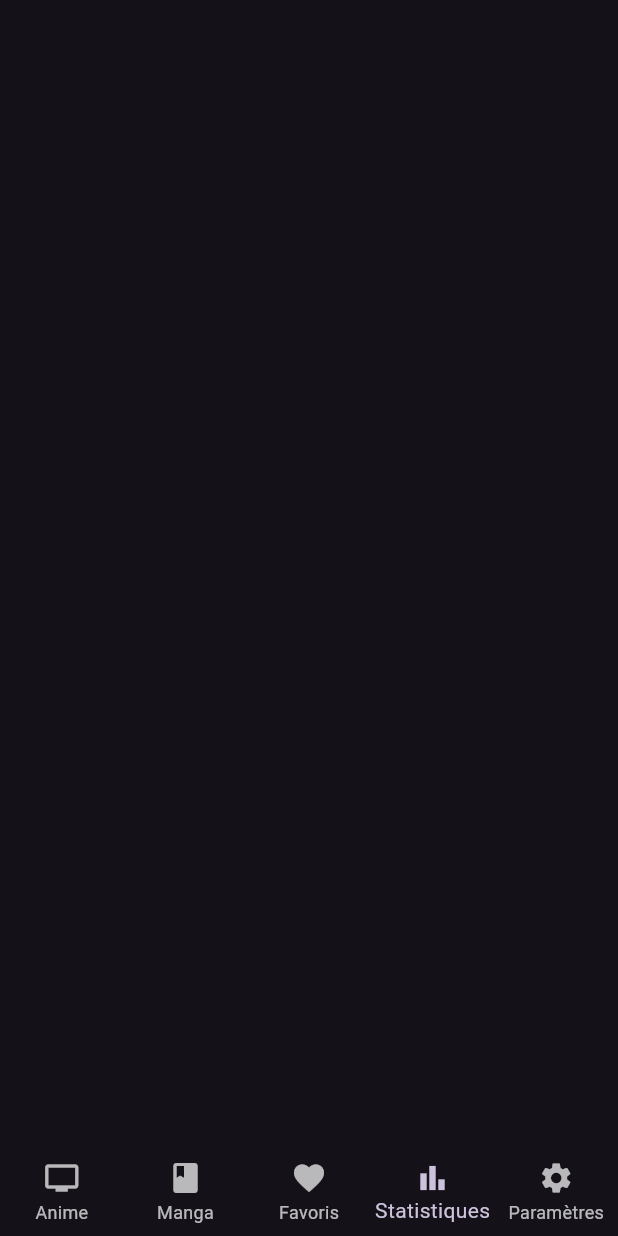
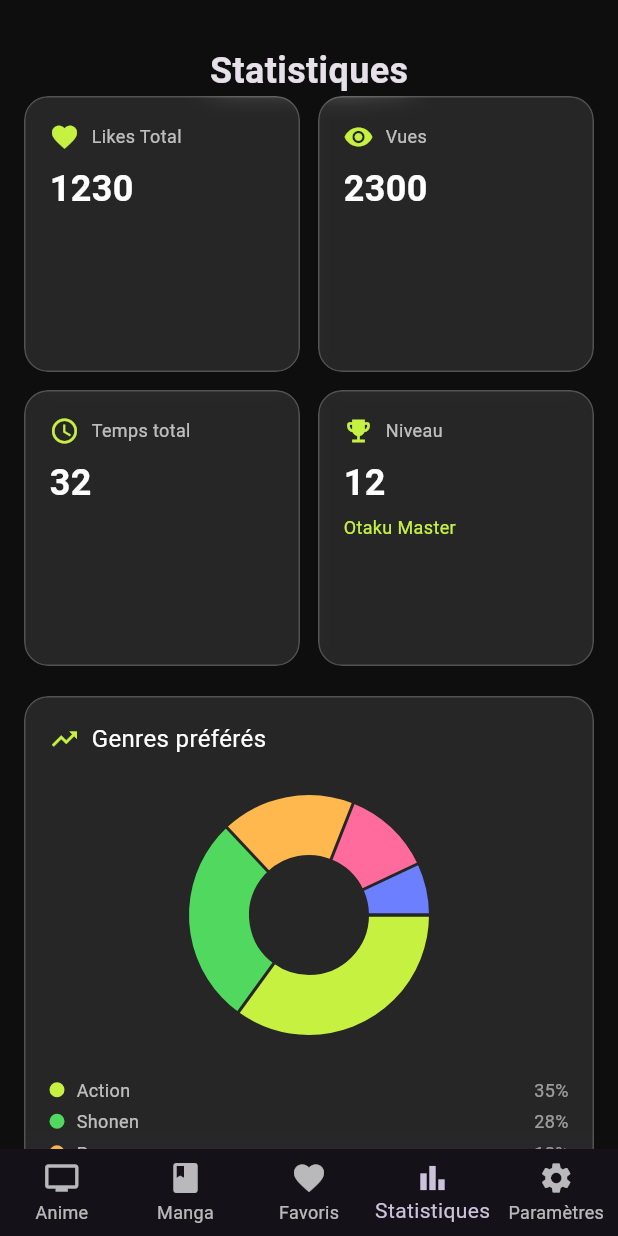
Before and after one commit to SCAnas2005/manganime, a Flutter app: the screen it shows after launch, item 4 of the bottom bar chosen, on a phone screen of 412 x 824 dp. Run offline on Flutter 3.47's test engine with Material 3 defaults, Android fonts, the phone set to English and light mode, and no system bars; drawn by our look-alikes of fl_chart; network calls fail.

Commit message:
page statistique avec donnée fictive

```diff
--- a/lib/app/home.dart
+++ b/lib/app/home.dart
@@ -1,6 +1,7 @@
 import 'package:flutter/material.dart';
 import 'package:flutter_application_1/app/bottom_nav/bottomNavView.dart';
 import 'package:flutter_application_1/views/animeView.dart';
+import 'package:flutter_application_1/views/animeStatView.dart';
 
 class HomePage extends StatefulWidget {
   final String title;
@@ -115,7 +116,7 @@ class HomePage extends StatefulWidget {
 class HomePageState extends State<HomePage> {
   int _currentIndex = 0;
 
-  final List<Widget> _pages = [const AnimeView()];
+  final List<Widget> _pages = [const AnimeView(), Container(), Container(), AnimeStatView()];
 
   @override
   Widget build(BuildContext context) {
--- /dev/null
+++ b/lib/viewmodels/AnimeStatModel.dart
@@ -0,0 +1,19 @@
+class AnimeStatModel {
+  late int rankNumber;
+
+  late int likesNumber;
+
+  late int viewNumber;
+
+  late int timeNumber;
+
+  late Map<String,int> categoryPercentage;
+
+  void init() {
+    rankNumber = 12;
+    likesNumber = 1230;
+    viewNumber = 2300;
+    timeNumber = 32;
+    categoryPercentage = {"Action":35, "Shonen":28,"Romance":18,"Fantaisie":12,"Seinen":7};
+  }
+}
--- /dev/null
+++ b/lib/views/animeStatView.dart
@@ -0,0 +1,159 @@
+import 'package:flutter/material.dart';
+import 'package:fl_chart/fl_chart.dart';
+import 'package:flutter_application_1/viewmodels/AnimeStatModel.dart';
+import 'package:flutter_application_1/widgets/animeStatCard.dart';
+
+class AnimeStatView extends StatefulWidget {
+  @override
+  State<StatefulWidget> createState() => AnimeStatViewState();
+}
+
+class AnimeStatViewState extends  State<AnimeStatView>{
+  final AnimeStatModel _animeStatModel = AnimeStatModel();
+  List<Color> _colorsList = [Color(0xFFC7F141), Color(0xFF51D95F), Color(0xFFFFB84D), Color(0xFFFF6B9D), Color(0xFF6B7FFF)];
+  int _indexColor = -1;
+
+  @override
+  void initState() {
+    super.initState();
+    _animeStatModel.init();
+  }
+
+  @override
+  Widget build(BuildContext context) {
+    return Scaffold(
+      backgroundColor: const Color(0xFF0E0E0E),
+      body: SingleChildScrollView(
+        padding: const EdgeInsets.fromLTRB(16, 30, 16, 16),
+        child: Column(
+          children: [
+            // === Grille de statistiques ===
+            const Text(
+              'Statistiques',
+              style: TextStyle(
+                fontSize: 24,
+                fontWeight: FontWeight.bold,
+              ),
+            ),
+            GridView.count(
+              crossAxisCount: 2,
+              shrinkWrap: true,
+              physics: const NeverScrollableScrollPhysics(),
+              crossAxisSpacing: 12,
+              mainAxisSpacing: 12,
+              children: [
+                StatCard(
+                  icon: Icons.favorite,
+                  label: 'Likes Total',
+                  value: _animeStatModel.likesNumber.toString(),
+                  color: const Color(0xFFC7F141),
+                ),
+                StatCard(
+                  icon: Icons.visibility,
+                  label: 'Vues',
+                  value: _animeStatModel.viewNumber.toString(),
+                  color: const Color(0xFFC7F141),
+                ),
+                StatCard(
+                  icon: Icons.access_time,
+                  label: 'Temps total',
+                  value: _animeStatModel.timeNumber.toString(),
+                  color: const Color(0xFFC7F141),
+                ),
+                StatCard(
+                  icon: Icons.emoji_events,
+                  label: 'Niveau',
+                  value: _animeStatModel.rankNumber.toString(),
+                  subtitle: 'Otaku Master',
+                  color: const Color(0xFFC7F141),
+                ),
+              ],
+            ),
+
+            const SizedBox(height: 20),
+
+            // === Graphique Pie ===
+            BlurCard(
+              child: Column(
+                crossAxisAlignment: CrossAxisAlignment.start,
+                children: [
+                  Row(
+                    children: const [
+                      Icon(Icons.trending_up,
+                          color: Color(0xFFC7F141), size: 20),
+                      SizedBox(width: 8),
+                      Text('Genres préférés',
+                          style: TextStyle(color: Colors.white, fontSize: 16)),
+                    ],
+                  ),
+                  const SizedBox(height: 16),
+                  SizedBox(
+                    height: 180,
+                    child: PieChart(
+                      PieChartData(
+                        sectionsSpace: 2,
+                        centerSpaceRadius: 40,
+                        sections: [
+                          for (var i = 0; i < _animeStatModel.categoryPercentage.length; i++)
+                            PieChartSectionData(
+                              value: _animeStatModel.categoryPercentage.values.elementAt(i).toDouble(),
+                              color: _colorsList[i % _colorsList.length],
+                              title: '',
+                            )
+                        ],
+                      ),
+                    ),
+                  ),
+                  const SizedBox(height: 16),
+                  for (var entryMap in _animeStatModel.categoryPercentage.entries.toList().asMap().entries)
+                  GenreLegend(
+                    name: entryMap.value.key,
+                    percent: entryMap.value.value,
+                    color: _colorsList[entryMap.key % _colorsList.length],
+                  ),
+                ],
+              ),
+            ),
+
+            const SizedBox(height: 20),
+
+            // === Succès récents ===
+            BlurCard(
+              child: Column(
+                crossAxisAlignment: CrossAxisAlignment.start,
+                children: const [
+                  Text('Succès récents',
+                      style: TextStyle(color: Colors.white, fontSize: 16)),
+                  SizedBox(height: 16),
+                  Achievement(
+                    icon: Icons.emoji_events,
+                    title: 'Marathon Master',
+                    desc: 'Regarder 10 épisodes en une journée',
+                    time: 'Nouveau',
+                    color: Color(0xFFC7F141),
+                  ),
+                  SizedBox(height: 12),
+                  Achievement(
+                    icon: Icons.favorite,
+                    title: 'Super Fan',
+                    desc: 'Atteindre 1000 likes',
+                    time: 'Il y a 3j',
+                    color: Color(0xFF51D95F),
+                  ),
+                  SizedBox(height: 12),
+                  Achievement(
+                    icon: Icons.trending_up,
+                    title: 'Découvreur',
+                    desc: 'Explorer 50 animes différents',
+                    time: 'Il y a 1s',
+                    color: Color(0xFFFFB84D),
+                  ),
+                ],
+              ),
+            ),
+          ],
+        ),
+      ),
+    );
+  }
+}
--- /dev/null
+++ b/lib/widgets/animeStatCard.dart
@@ -0,0 +1,170 @@
+import 'dart:ui';
+import 'package:flutter/material.dart';
+
+class BlurCard extends StatelessWidget {
+  final Widget child;
+
+  const BlurCard({super.key, required this.child});
+
+  @override
+  Widget build(BuildContext context) {
+    return ClipRRect(
+      borderRadius: BorderRadius.circular(16),
+      child: BackdropFilter(
+        filter: ImageFilter.blur(sigmaX: 10, sigmaY: 10),
+        child: Container(
+          padding: const EdgeInsets.all(16),
+          decoration: BoxDecoration(
+            color: Colors.white.withValues(alpha: 0.1),
+            borderRadius: BorderRadius.circular(16),
+            border: Border.all(color: Colors.white.withValues(alpha: 0.2)),
+          ),
+          child: child,
+        ),
+      ),
+    );
+  }
+}
+
+class StatCard extends StatelessWidget {
+  final IconData icon;
+  final String label;
+  final String value;
+  final String? subtitle;
+  final Color color;
+
+  const StatCard({
+    super.key,
+    required this.icon,
+    required this.label,
+    required this.value,
+    this.subtitle,
+    required this.color,
+  });
+
+  @override
+  Widget build(BuildContext context) {
+    return BlurCard(
+      child: Column(
+        crossAxisAlignment: CrossAxisAlignment.start,
+        children: [
+          Row(
+            children: [
+              Icon(icon, color: color, size: 20),
+              const SizedBox(width: 8),
+              Text(label,
+                  style: TextStyle(
+                    fontSize: 12,
+                    color: Colors.white.withValues(alpha: 0.7),
+                  )),
+            ],
+          ),
+          const SizedBox(height: 8),
+          Text(value,
+              style: const TextStyle(
+                fontSize: 24,
+                color: Colors.white,
+                fontWeight: FontWeight.w600,
+              )),
+          if (subtitle != null)
+            Padding(
+              padding: const EdgeInsets.only(top: 4),
+              child: Text(subtitle!,
+                  style: TextStyle(fontSize: 12, color: color)),
+            ),
+        ],
+      ),
+    );
+  }
+}
+
+class GenreLegend extends StatelessWidget {
+  final String name;
+  final int percent;
+  final Color color;
+
+  const GenreLegend({
+    super.key,
+    required this.name,
+    required this.percent,
+    required this.color,
+  });
+
+  @override
+  Widget build(BuildContext context) {
+    return Padding(
+      padding: const EdgeInsets.symmetric(vertical: 2),
+      child: Row(
+        children: [
+          Container(
+            width: 10,
+            height: 10,
+            decoration: BoxDecoration(
+              color: color,
+              borderRadius: BorderRadius.circular(10),
+            ),
+          ),
+          const SizedBox(width: 8),
+          Expanded(
+            child: Text(
+              name,
+              style: const TextStyle(fontSize: 12, color: Colors.white70),
+            ),
+          ),
+          Text(
+            '$percent%',
+            style: const TextStyle(fontSize: 12, color: Colors.white54),
+          ),
+        ],
+      ),
+    );
+  }
+}
+
+class Achievement extends StatelessWidget {
+  final IconData icon;
+  final String title;
+  final String desc;
+  final String time;
+  final Color color;
+
+  const Achievement({
+    super.key,
+    required this.icon,
+    required this.title,
+    required this.desc,
+    required this.time,
+    required this.color,
+  });
+
+  @override
+  Widget build(BuildContext context) {
+    return Row(
+      children: [
+        Container(
+          width: 48,
+          height: 48,
+          decoration: BoxDecoration(
+            color: color.withValues(alpha: 0.2),
+            borderRadius: BorderRadius.circular(24),
+          ),
+          child: Icon(icon, color: color, size: 24),
+        ),
+        const SizedBox(width: 12),
+        Expanded(
+          child: Column(
+            crossAxisAlignment: CrossAxisAlignment.start,
+            children: [
+              Text(title,
+                  style: const TextStyle(color: Colors.white, fontSize: 14)),
+              Text(desc,
+                  style: const TextStyle(color: Colors.white54, fontSize: 12)),
+            ],
+          ),
+        ),
+        Text(time,
+            style: const TextStyle(color: Colors.white54, fontSize: 12)),
+      ],
+    );
+  }
+}
--- a/pubspec.yaml
+++ b/pubspec.yaml
@@ -36,6 +36,7 @@ dependencies:
   cupertino_icons: ^1.0.8
   http: ^1.5.0
   provider: ^6.1.5+1
+  fl_chart: ^0.70.0
 
 dev_dependencies:
   flutter_test:
```
